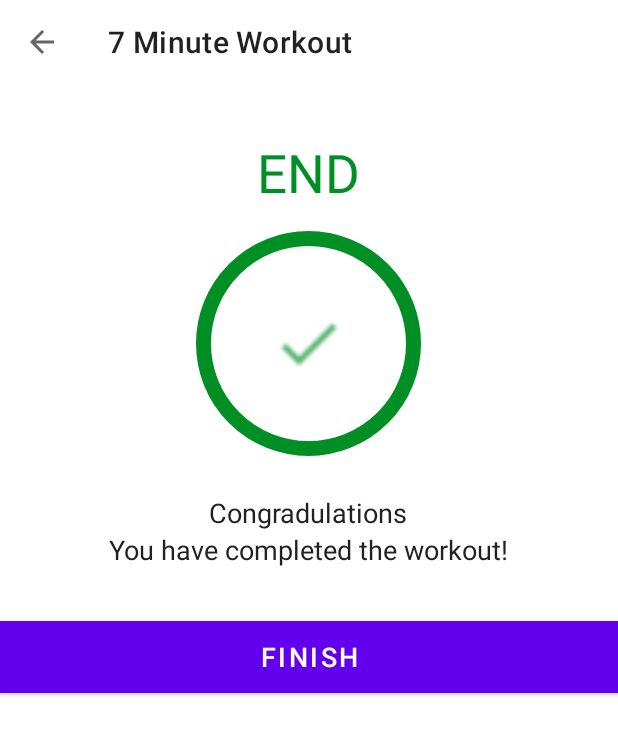
After one commit to katye333/7MinuteWorkout, an Android app: the FinishActivity screen opened directly, with no data from a screen before it, on a phone screen of 412 x 824 dp. The commit adds this screen. Shown: the top 735 px of the screen. Run offline under Robolectric (Android 15) with nearby library versions, the phone set to English and light mode, and no system bars.

Commit message:
feat: Create a finish activity and go to it after exercise is done

```diff
--- a/app/src/main/AndroidManifest.xml
+++ b/app/src/main/AndroidManifest.xml
@@ -20,6 +20,9 @@
         android:theme="@style/Theme.7MinuteWorkout"
         tools:targetApi="31">
         <activity
+            android:name=".FinishActivity"
+            android:exported="false" />
+        <activity
             android:name=".ExerciseActivity"
             android:exported="false" />
         <activity
--- a/app/src/main/java/com/katye333/a7minuteworkout/ExerciseActivity.kt
+++ b/app/src/main/java/com/katye333/a7minuteworkout/ExerciseActivity.kt
@@ -1,5 +1,6 @@
 package com.katye333.a7minuteworkout
 
+import android.content.Intent
 import android.media.MediaPlayer
 import android.net.Uri
 import androidx.appcompat.app.AppCompatActivity
@@ -8,7 +9,6 @@ import android.os.CountDownTimer
 import android.speech.tts.TextToSpeech
 import android.util.Log
 import android.view.View
-import android.widget.Toast
 import androidx.recyclerview.widget.LinearLayoutManager
 import com.katye333.a7minuteworkout.databinding.ActivityExerciseBinding
 import java.lang.Exception
@@ -19,6 +19,9 @@ class ExerciseActivity : AppCompatActivity(), TextToSpeech.OnInitListener {
     private var binding : ActivityExerciseBinding? = null
     private var restTimer : CountDownTimer? = null
     private var restProgress : Int = 0
+    private var restTimerDuration : Long = 1
+    private var exerciseTimerDuration : Long = 1
+
     private var exerciseTimer : CountDownTimer? = null
     private var exerciseProgress : Int = 0
     private var exerciseList : ArrayList<ExerciseModel>? = null
@@ -125,7 +128,7 @@ class ExerciseActivity : AppCompatActivity(), TextToSpeech.OnInitListener {
     private fun setRestProgressBar() {
         binding?.progressBar?.progress = restProgress
 
-        restTimer = object: CountDownTimer(3000, 1000) {
+        restTimer = object: CountDownTimer(restTimerDuration * 1000, 1000) {
             // every second run this code
             override fun onTick(p0: Long) {
                 restProgress++
@@ -147,7 +150,7 @@ class ExerciseActivity : AppCompatActivity(), TextToSpeech.OnInitListener {
     private fun setExerciseProgressBar() {
         binding?.progressBarExercise?.progress = exerciseProgress
 
-        exerciseTimer = object: CountDownTimer(3000, 1000) {
+        exerciseTimer = object: CountDownTimer(exerciseTimerDuration * 1000, 1000) {
             // every second run this code
             override fun onTick(p0: Long) {
                 exerciseProgress++
@@ -156,17 +159,22 @@ class ExerciseActivity : AppCompatActivity(), TextToSpeech.OnInitListener {
             }
 
             override fun onFinish() {
-                exerciseList!![currentExercisePosition].setIsSelected(false)
-                exerciseList!![currentExercisePosition].setIsCompleted(true)
-                exerciseAdapter!!.notifyDataSetChanged()
 
                 // if we still have exercise left
                 if (currentExercisePosition < exerciseList?.size!! -1) {
+                    exerciseList!![currentExercisePosition].setIsSelected(false)
+                    exerciseList!![currentExercisePosition].setIsCompleted(true)
+                    exerciseAdapter!!.notifyDataSetChanged()
 
                     setupRestView()
                 }
                 else {
-                    Toast.makeText(this@ExerciseActivity, "Congrats, you're done", Toast.LENGTH_SHORT).show()
+                    finish()
+
+                    // must be this@ExerciseActivity
+                    // this refers to CountDownTimer
+                    val intent = Intent(this@ExerciseActivity, FinishActivity::class.java)
+                    startActivity(intent)
                 }
             }
         }.start()
--- /dev/null
+++ b/app/src/main/java/com/katye333/a7minuteworkout/FinishActivity.kt
@@ -0,0 +1,31 @@
+package com.katye333.a7minuteworkout
+
+import androidx.appcompat.app.AppCompatActivity
+import android.os.Bundle
+import com.katye333.a7minuteworkout.databinding.ActivityFinishBinding
+
+class FinishActivity : AppCompatActivity() {
+
+    private var binding : ActivityFinishBinding? = null
+
+    override fun onCreate(savedInstanceState: Bundle?) {
+        super.onCreate(savedInstanceState)
+
+        binding = ActivityFinishBinding.inflate(layoutInflater)
+        setContentView(binding?.root)
+
+        setSupportActionBar(binding?.toolbarFinishActivity)
+        if (supportActionBar != null) {
+            supportActionBar?.setDisplayHomeAsUpEnabled(true)
+        }
+
+        // Create a back button within the toolbar
+        binding?.toolbarFinishActivity?.setNavigationOnClickListener {
+            onBackPressed()
+        }
+
+        binding?.btnFinish?.setOnClickListener {
+            finish()
+        }
+    }
+}
--- /dev/null
+++ b/app/src/main/res/layout/activity_finish.xml
@@ -0,0 +1,66 @@
+<?xml version="1.0" encoding="utf-8"?>
+<LinearLayout xmlns:android="http://schemas.android.com/apk/res/android"
+    xmlns:app="http://schemas.android.com/apk/res-auto"
+    xmlns:tools="http://schemas.android.com/tools"
+    android:layout_width="match_parent"
+    android:layout_height="match_parent"
+    android:gravity="center_horizontal"
+    android:orientation="vertical"
+    tools:context=".FinishActivity">
+
+    <androidx.appcompat.widget.Toolbar
+        android:id="@+id/toolbar_finish_activity"
+        android:layout_width="match_parent"
+        android:layout_height="?android:attr/actionBarSize"
+        android:background="@color/white" />
+
+    <TextView
+        android:id="@+id/tvEnd"
+        android:layout_width="wrap_content"
+        android:layout_height="wrap_content"
+        android:layout_marginTop="35dp"
+        android:text="END"
+        android:textColor="@color/colorAccent"
+        android:textSize="35sp" />
+
+    <LinearLayout
+        android:layout_width="150dp"
+        android:layout_height="150dp"
+        android:layout_gravity="center"
+        android:layout_marginTop="15dp"
+        android:background="@drawable/item_circular_color_accent_border"
+        android:gravity="center">
+
+        <ImageView
+            android:layout_width="50dp"
+            android:layout_height="50dp"
+            android:contentDescription="Start Image"
+            android:src="@drawable/ic_action_done" />
+    </LinearLayout>
+
+    <TextView
+        android:layout_width="wrap_content"
+        android:layout_height="wrap_content"
+        android:layout_marginTop="25dp"
+        android:text="Congradulations"
+        android:textColor="#212121"
+        android:textSize="18sp" />
+
+    <TextView
+        android:layout_width="wrap_content"
+        android:layout_height="wrap_content"
+        android:text="You have completed the workout!"
+        android:textColor="#212121"
+        android:textSize="18sp" />
+
+    <Button
+        android:id="@+id/btnFinish"
+        android:layout_width="match_parent"
+        android:layout_height="wrap_content"
+        android:layout_gravity="bottom"
+        android:layout_marginTop="35dp"
+        android:background="@color/colorAccent"
+        android:text="FINISH"
+        android:textColor="@color/white"
+        android:textSize="18sp" />
+</LinearLayout>
```
Also changed, not shown: app/src/main/res/drawable/ic_action_done.png (added).
